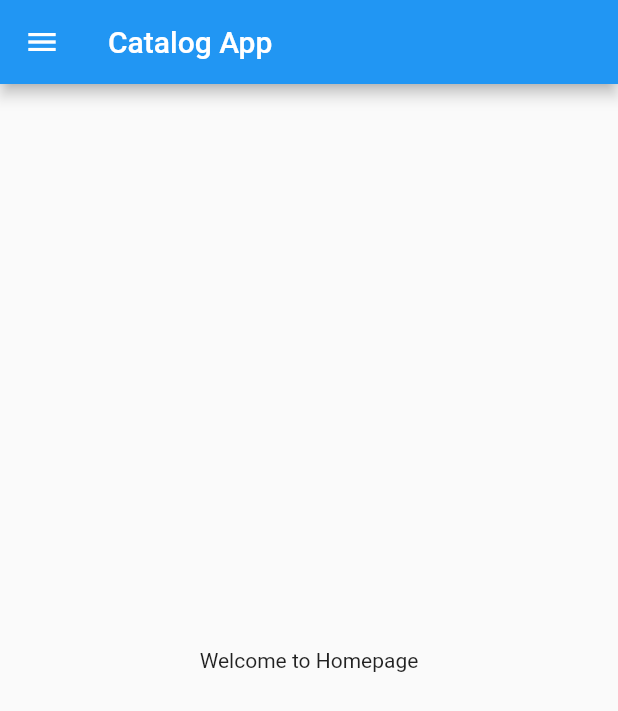
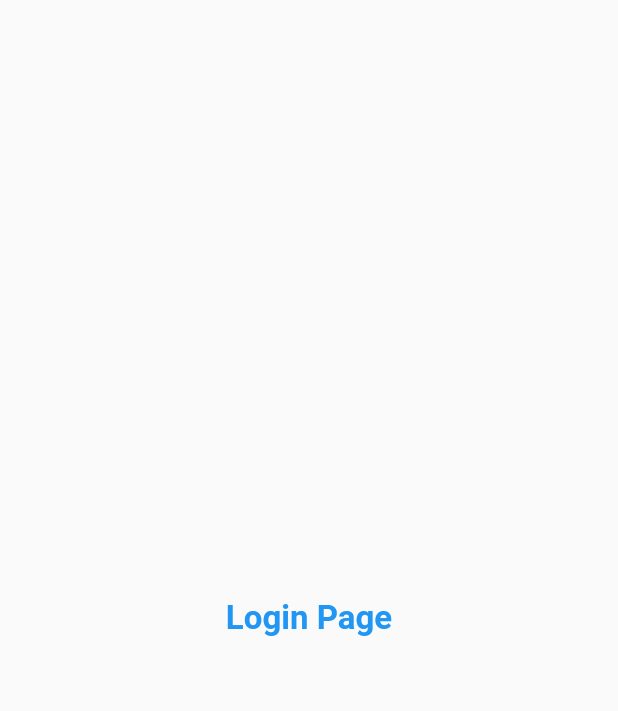
Before and after one commit to Keval-Asodariya/30Days-of-flutter, a Flutter app: the screen it shows after launch, on a phone screen of 412 x 824 dp. Shown: the top 711 px of the screen. Run offline on Flutter 3.47's test engine with Material 2 defaults, Android fonts, the phone set to English and light mode, and no system bars.

Commit message:
Day 3 Completed

```diff
--- a/lib/main.dart
+++ b/lib/main.dart
@@ -1,6 +1,7 @@
 import 'package:flutter/material.dart';
 
-import 'home_page.dart';
+import 'pages/home_page.dart';
+import 'pages/login_page.dart';
 
 void main() {
   runApp(MyApp());
@@ -12,7 +13,16 @@ class MyApp extends StatelessWidget {
   @override
   Widget build(BuildContext context) {
     return MaterialApp(
-      home: HomePage(),
+      // home: HomePage(),
+      themeMode: ThemeMode.light,
+      theme: ThemeData(primarySwatch: Colors.amber),
+      darkTheme: ThemeData(brightness: Brightness.dark),
+      initialRoute: "/login",
+      routes: {
+        "/": (context) => LoginPage(),
+        "/home": (context) => HomePage(),
+        "/login": (context) => LoginPage(),
+      },
     );
   }
 }
--- /dev/null
+++ b/lib/pages/login_page.dart
@@ -0,0 +1,21 @@
+import 'package:flutter/material.dart';
+
+class LoginPage extends StatelessWidget {
+  const LoginPage({Key? key}) : super(key: key);
+
+  @override
+  Widget build(BuildContext context) {
+    return Material(
+      child: Center(
+        child: Text(
+          "Login Page",
+          style: TextStyle(
+            fontSize: 22,
+            color: Colors.blue,
+            fontWeight: FontWeight.bold,
+          ),
+        ),
+      ),
+    );
+  }
+}
```
Also changed, not shown: lib/pages/home_page.dart (renamed from lib/home_page.dart).
